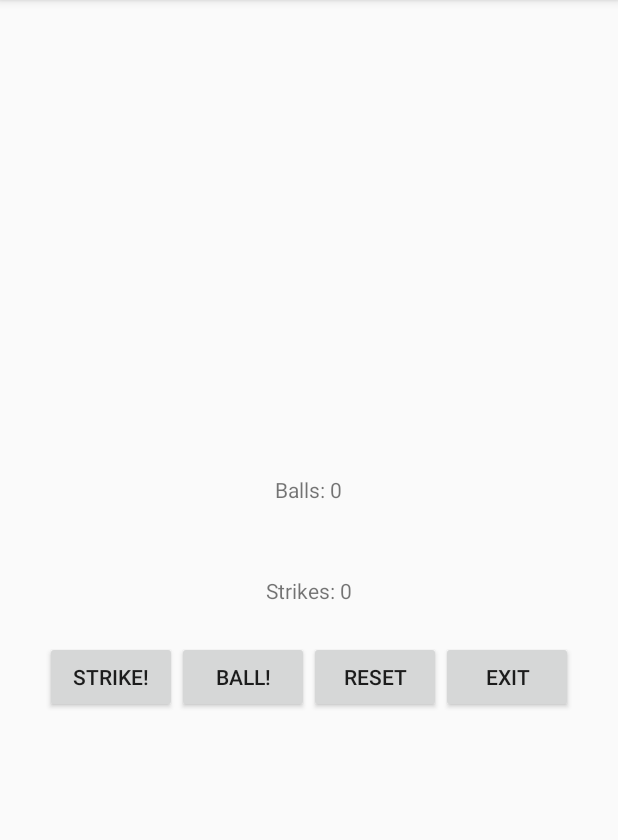
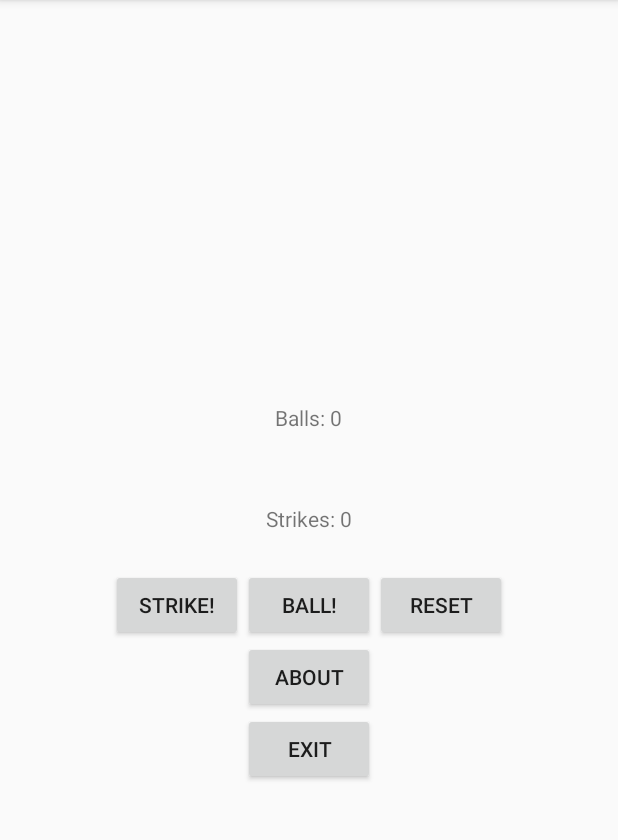
Before and after one commit to AlexBanning/UmpireBuddy, an Android app: the screen it shows after launch (MainActivity), on a phone screen of 412 x 824 dp, the part 84-924 px from its top. Run offline under Robolectric (Android 15) with nearby library versions, the phone set to English and light mode, and no system bars.

```diff
--- a/app/src/main/res/layout/activity_main.xml
+++ b/app/src/main/res/layout/activity_main.xml
@@ -38,12 +38,20 @@
             android:layout_width="wrap_content"
             android:layout_height="wrap_content"
             android:text="@string/reset_button" />
-        <Button
-            android:id="@+id/exit_button"
-            android:layout_width="wrap_content"
-            android:layout_height="wrap_content"
-            android:text="@string/exit_button" />
 
     </LinearLayout>
 
+    <Button
+        android:id="@+id/info_button"
+        android:layout_width="wrap_content"
+        android:layout_height="wrap_content"
+        android:onClick="aboutActivity"
+        android:text="About" />
+
+    <Button
+        android:id="@+id/exit_button"
+        android:layout_width="wrap_content"
+        android:layout_height="wrap_content"
+        android:text="@string/exit_button" />
+
 </LinearLayout>
```
Also changed, not shown: app/src/main/java/com/bignerdranch/umpirebuddy/InfoActivity.java (added, +16 -0 lines), app/src/main/java/com/bignerdranch/umpirebuddy/MainActivity.java (+25 -1 lines), app/src/main/res/layout/activity_info.xml (added, +14 -0 lines).
